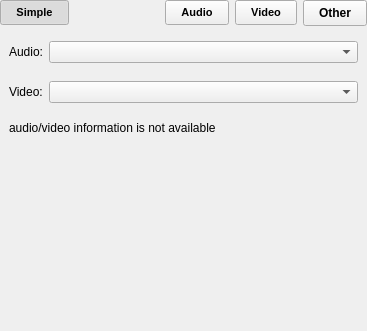
setvisible/ArrowDL, file src/widgets/streamformatpicker.ui: the form before one commit.
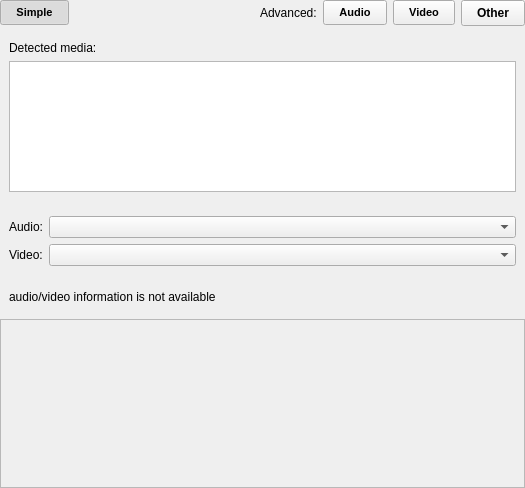
The form after the commit. The open tabs and pages were chosen to show the change. Icons and pictures are not drawn. Custom widgets are drawn as their Qt base class.

Commit message: [UI] Improve stream dialog

```diff
--- a/src/widgets/streamformatpicker.ui
+++ b/src/widgets/streamformatpicker.ui
@@ -6,8 +6,8 @@
    <rect>
     <x>0</x>
     <y>0</y>
-    <width>367</width>
-    <height>331</height>
+    <width>525</width>
+    <height>488</height>
    </rect>
   </property>
   <property name="styleSheet">
@@ -98,7 +98,14 @@
          </spacer>
         </item>
         <item>
-         <widget class="QPushButton" name="categoryAudioButton">
+         <widget class="QLabel" name="buttonLabel">
+          <property name="text">
+           <string>Advanced:</string>
+          </property>
+         </widget>
+        </item>
+        <item>
+         <widget class="QPushButton" name="buttonAudio">
           <property name="font">
            <font>
             <family>MS Shell Dlg 2</family>
@@ -182,36 +189,8 @@
       </widget>
      </item>
      <item>
-      <widget class="QStackedWidget" name="choiceStackedWidget">
-       <property name="sizePolicy">
-        <sizepolicy hsizetype="Preferred" vsizetype="Maximum">
-         <horstretch>0</horstretch>
-         <verstretch>0</verstretch>
-        </sizepolicy>
-       </property>
-       <property name="currentIndex">
-        <number>0</number>
-       </property>
-       <widget class="QWidget" name="pageDefault">
-        <layout class="QVBoxLayout" name="verticalLayout_9">
-         <property name="spacing">
-          <number>0</number>
-         </property>
-         <property name="leftMargin">
-          <number>0</number>
-         </property>
-         <property name="topMargin">
-          <number>0</number>
-         </property>
-         <property name="rightMargin">
-          <number>0</number>
-         </property>
-         <property name="bottomMargin">
-          <number>0</number>
-         </property>
-         <item>
-          <widget class="QWidget" name="defaultSettingsGroup" native="true">
-           <layout class="QVBoxLayout" name="verticalLayout_8" stretch="0,0">
+      <widget class="QWidget" name="simpleWidget" native="true">
+       <layout class="QVBoxLayout" name="verticalLayout_8">
             <item>
              <widget class="QLabel" name="listLabel">
               <property name="text">
@@ -229,28 +208,12 @@
            </layout>
           </widget>
          </item>
-        </layout>
-       </widget>
-       <widget class="QWidget" name="pageCustom">
-        <layout class="QVBoxLayout" name="verticalLayout_10">
-         <property name="spacing">
-          <number>0</number>
-         </property>
-         <property name="leftMargin">
-          <number>0</number>
-         </property>
-         <property name="topMargin">
-          <number>0</number>
-         </property>
-         <property name="rightMargin">
-          <number>0</number>
-         </property>
-         <property name="bottomMargin">
-          <number>0</number>
-         </property>
          <item>
-          <widget class="QWidget" name="audioGroup" native="true">
+      <widget class="QWidget" name="audioWidget" native="true">
            <layout class="QHBoxLayout" name="horizontalLayout_4" stretch="0,1">
+        <property name="bottomMargin">
+         <number>0</number>
+        </property>
             <item>
              <widget class="QLabel" name="audioLabel">
               <property name="text">
@@ -265,8 +228,11 @@
           </widget>
          </item>
          <item>
-          <widget class="QWidget" name="videoGroup" native="true">
+      <widget class="QWidget" name="videoWidget" native="true">
            <layout class="QHBoxLayout" name="horizontalLayout" stretch="0,1">
+        <property name="topMargin">
+         <number>0</number>
+        </property>
             <item>
              <widget class="QLabel" name="videoLabel">
               <property name="text">
@@ -281,7 +247,7 @@
           </widget>
          </item>
          <item>
-          <widget class="QWidget" name="warningGroup" native="true">
+      <widget class="QWidget" name="warningWidget" native="true">
            <layout class="QVBoxLayout" name="verticalLayout_11">
             <item>
              <widget class="QLabel" name="warningLabel">
@@ -294,30 +260,12 @@
           </widget>
          </item>
          <item>
-          <spacer name="customVerticalSpacer">
-           <property name="orientation">
-            <enum>Qt::Vertical</enum>
-           </property>
-           <property name="sizeHint" stdset="0">
-            <size>
-             <width>20</width>
-             <height>0</height>
-            </size>
-           </property>
-          </spacer>
-         </item>
-        </layout>
-       </widget>
-      </widget>
-     </item>
+      <layout class="QHBoxLayout" name="horizontalLayout_3" stretch="1,0">
+       <property name="spacing">
+        <number>0</number>
+       </property>
      <item>
-      <widget class="QScrollArea" name="scrollArea">
-       <property name="frameShape">
-        <enum>QFrame::NoFrame</enum>
-       </property>
-       <property name="horizontalScrollBarPolicy">
-        <enum>Qt::ScrollBarAlwaysOff</enum>
-       </property>
+        <widget class="QScrollArea" name="otherScrollArea">
        <property name="widgetResizable">
         <bool>true</bool>
        </property>
@@ -326,29 +274,51 @@
          <rect>
           <x>0</x>
           <y>0</y>
-          <width>365</width>
-          <height>171</height>
-         </rect>
-        </property>
+            <width>519</width>
+            <height>165</height>
+           </rect>
+          </property>
+          <property name="sizePolicy">
+           <sizepolicy hsizetype="Preferred" vsizetype="Minimum">
+            <horstretch>0</horstretch>
+            <verstretch>0</verstretch>
+           </sizepolicy>
+          </property>
         <layout class="QVBoxLayout" name="verticalLayout_2">
-         <property name="leftMargin">
-          <number>0</number>
-         </property>
-         <property name="topMargin">
-          <number>0</number>
-         </property>
-         <property name="rightMargin">
-          <number>0</number>
-         </property>
-         <property name="bottomMargin">
-          <number>0</number>
-         </property>
-         <item>
-          <widget class="StreamConfigWidget" name="streamConfigWidget" native="true"/>
+           <item>
+            <widget class="StreamToolBox" name="streamToolBox">
+             <property name="sizePolicy">
+              <sizepolicy hsizetype="Preferred" vsizetype="Minimum">
+               <horstretch>0</horstretch>
+               <verstretch>0</verstretch>
+              </sizepolicy>
+             </property>
+             <property name="minimumSize">
+              <size>
+               <width>20</width>
+               <height>20</height>
+              </size>
+             </property>
+            </widget>
          </item>
         </layout>
        </widget>
       </widget>
+       </item>
+       <item>
+        <spacer name="verticalSpacer">
+         <property name="orientation">
+          <enum>Qt::Vertical</enum>
+         </property>
+         <property name="sizeHint" stdset="0">
+          <size>
+           <width>0</width>
+           <height>40</height>
+          </size>
+         </property>
+        </spacer>
+       </item>
+      </layout>
      </item>
     </layout>
    </item>
@@ -356,9 +326,9 @@
  </widget>
  <customwidgets>
   <customwidget>
-   <class>StreamConfigWidget</class>
-   <extends>QWidget</extends>
-   <header>Widgets/StreamConfigWidget</header>
+   <class>StreamToolBox</class>
+   <extends>QToolBox</extends>
+   <header>Widgets/StreamToolBox</header>
    <container>1</container>
   </customwidget>
  </customwidgets>
```
Left out of the diff: 8 changed lines with no effect on the pictures. Lines whose indentation alone changed are shown as unchanged. The commit also changes 16 other files.
